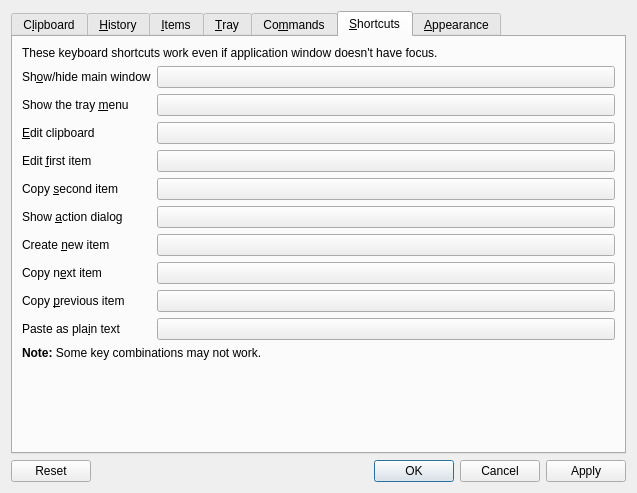
Qt form src/ui/configurationmanager.ui (hluk/CopyQ) before a commit.
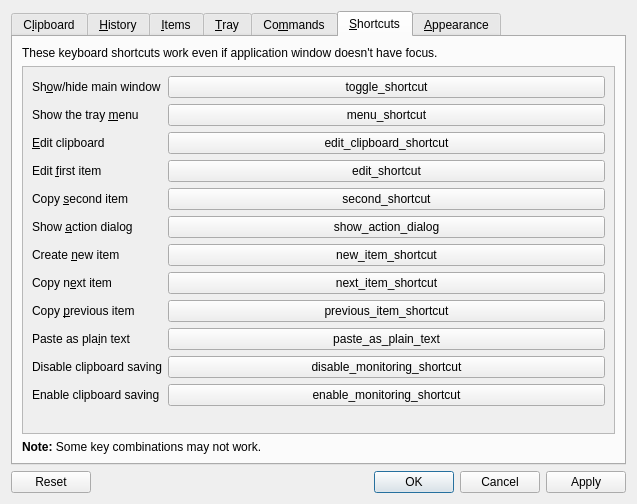
The same form after that commit. The open tabs and pages were chosen to show the change. Icons and pictures are not drawn. Custom widgets are drawn as their Qt base class.

Commit message: Option to temporarily disable clipboard saving

```diff
--- a/src/ui/configurationmanager.ui
+++ b/src/ui/configurationmanager.ui
@@ -7,7 +7,7 @@
     <x>0</x>
     <y>0</y>
     <width>637</width>
-    <height>493</height>
+    <height>504</height>
    </rect>
   </property>
   <property name="minimumSize">
@@ -751,13 +751,6 @@
          <string>&amp;Shortcuts</string>
         </attribute>
         <layout class="QGridLayout" name="gridLayout_9">
-         <item row="2" column="0">
-          <widget class="QLabel" name="label_21">
-           <property name="text">
-            <string>&lt;html&gt;&lt;head/&gt;&lt;body&gt;&lt;b&gt;Note:&lt;/b&gt; Some key combinations may not work.&lt;/body&gt;&lt;/html&gt;</string>
-           </property>
-          </widget>
-         </item>
          <item row="0" column="0">
           <widget class="QLabel" name="label_18">
            <property name="text">
@@ -768,8 +761,28 @@
            </property>
           </widget>
          </item>
+         <item row="3" column="0">
+          <widget class="QLabel" name="label_21">
+           <property name="text">
+            <string>&lt;html&gt;&lt;head/&gt;&lt;body&gt;&lt;b&gt;Note:&lt;/b&gt; Some key combinations may not work.&lt;/body&gt;&lt;/html&gt;</string>
+           </property>
+          </widget>
+         </item>
          <item row="1" column="0">
-          <layout class="QFormLayout" name="formLayout">
+          <widget class="QScrollArea" name="scrollAreaShortcuts">
+           <property name="widgetResizable">
+            <bool>true</bool>
+           </property>
+           <widget class="QWidget" name="scrollAreaWidgetContents_3">
+            <property name="geometry">
+             <rect>
+              <x>0</x>
+              <y>0</y>
+              <width>593</width>
+              <height>370</height>
+             </rect>
+            </property>
+            <layout class="QFormLayout" name="formLayout_4">
            <property name="fieldGrowthPolicy">
             <enum>QFormLayout::AllNonFixedFieldsGrow</enum>
            </property>
@@ -788,6 +801,9 @@
              <property name="toolTip">
               <string>Shortcut to show or hide main window</string>
              </property>
+               <property name="text">
+                <string>toggle_shortcut</string>
+               </property>
             </widget>
            </item>
            <item row="1" column="0">
@@ -805,45 +821,8 @@
              <property name="toolTip">
               <string>Shortcut to show tray menu</string>
              </property>
-            </widget>
-           </item>
-           <item row="3" column="0">
-            <widget class="QLabel" name="label_16">
              <property name="text">
-              <string>Edit &amp;first item</string>
-             </property>
-             <property name="buddy">
-              <cstring>pushButton_4</cstring>
-             </property>
-            </widget>
-           </item>
-           <item row="4" column="0">
-            <widget class="QLabel" name="label_17">
-             <property name="text">
-              <string>Copy &amp;second item</string>
-             </property>
-             <property name="buddy">
-              <cstring>pushButton_5</cstring>
-             </property>
-            </widget>
-           </item>
-           <item row="5" column="0">
-            <widget class="QLabel" name="label_20">
-             <property name="text">
-              <string>Show &amp;action dialog</string>
-             </property>
-             <property name="buddy">
-              <cstring>pushButton_6</cstring>
-             </property>
-            </widget>
-           </item>
-           <item row="6" column="0">
-            <widget class="QLabel" name="label_22">
-             <property name="text">
-              <string>Create &amp;new item</string>
-             </property>
-             <property name="buddy">
-              <cstring>pushButton_7</cstring>
+                <string>menu_shortcut</string>
              </property>
             </widget>
            </item>
@@ -862,6 +841,19 @@
              <property name="toolTip">
               <string>Shortcut to edit clipboard content</string>
              </property>
+               <property name="text">
+                <string>edit_clipboard_shortcut</string>
+               </property>
+              </widget>
+             </item>
+             <item row="3" column="0">
+              <widget class="QLabel" name="label_16">
+               <property name="text">
+                <string>Edit &amp;first item</string>
+               </property>
+               <property name="buddy">
+                <cstring>pushButton_4</cstring>
+               </property>
             </widget>
            </item>
            <item row="3" column="1">
@@ -869,6 +861,19 @@
              <property name="toolTip">
               <string>Shortcut to edit first item</string>
              </property>
+               <property name="text">
+                <string>edit_shortcut</string>
+               </property>
+              </widget>
+             </item>
+             <item row="4" column="0">
+              <widget class="QLabel" name="label_17">
+               <property name="text">
+                <string>Copy &amp;second item</string>
+               </property>
+               <property name="buddy">
+                <cstring>pushButton_5</cstring>
+               </property>
             </widget>
            </item>
            <item row="4" column="1">
@@ -876,6 +881,19 @@
              <property name="toolTip">
               <string>Shortcut to put the second item to clipboard</string>
              </property>
+               <property name="text">
+                <string>second_shortcut</string>
+               </property>
+              </widget>
+             </item>
+             <item row="5" column="0">
+              <widget class="QLabel" name="label_20">
+               <property name="text">
+                <string>Show &amp;action dialog</string>
+               </property>
+               <property name="buddy">
+                <cstring>pushButton_6</cstring>
+               </property>
             </widget>
            </item>
            <item row="5" column="1">
@@ -884,7 +902,17 @@
               <string>Shortcut to show action dialog</string>
              </property>
              <property name="text">
-              <string/>
+                <string>show_action_dialog</string>
+               </property>
+              </widget>
+             </item>
+             <item row="6" column="0">
+              <widget class="QLabel" name="label_22">
+               <property name="text">
+                <string>Create &amp;new item</string>
+               </property>
+               <property name="buddy">
+                <cstring>pushButton_7</cstring>
              </property>
             </widget>
            </item>
@@ -894,7 +922,7 @@
               <string>Shortcut to create new item</string>
              </property>
              <property name="text">
-              <string/>
+                <string>new_item_shortcut</string>
              </property>
             </widget>
            </item>
@@ -914,7 +942,7 @@
               <string>Copy next item from current tab to clipboard</string>
              </property>
              <property name="text">
-              <string/>
+                <string>next_item_shortcut</string>
              </property>
             </widget>
            </item>
@@ -934,7 +962,7 @@
               <string>Copy previous item from current tab to clipboard</string>
              </property>
              <property name="text">
-              <string/>
+                <string>previous_item_shortcut</string>
              </property>
             </widget>
            </item>
@@ -954,24 +982,47 @@
               <string>Paste current clipboard content as plain text (i.e. remove formating).</string>
              </property>
              <property name="text">
-              <string/>
+                <string>paste_as_plain_text</string>
+               </property>
+              </widget>
+             </item>
+             <item row="10" column="0">
+              <widget class="QLabel" name="label_27">
+               <property name="text">
+                <string>Disable clipboard saving</string>
+               </property>
+               <property name="buddy">
+                <cstring>pushButton_11</cstring>
+               </property>
+              </widget>
+             </item>
+             <item row="10" column="1">
+              <widget class="QPushButton" name="pushButton_11">
+               <property name="text">
+                <string>disable_monitoring_shortcut</string>
+               </property>
+              </widget>
+             </item>
+             <item row="11" column="0">
+              <widget class="QLabel" name="label_28">
+               <property name="text">
+                <string>Enable clipboard saving</string>
+               </property>
+               <property name="buddy">
+                <cstring>pushButton_12</cstring>
+               </property>
+              </widget>
+             </item>
+             <item row="11" column="1">
+              <widget class="QPushButton" name="pushButton_12">
+               <property name="text">
+                <string>enable_monitoring_shortcut</string>
              </property>
             </widget>
            </item>
           </layout>
-         </item>
-         <item row="3" column="0">
-          <spacer name="verticalSpacer_4">
-           <property name="orientation">
-            <enum>Qt::Vertical</enum>
-           </property>
-           <property name="sizeHint" stdset="0">
-            <size>
-             <width>20</width>
-             <height>40</height>
-            </size>
-           </property>
-          </spacer>
+           </widget>
+          </widget>
          </item>
         </layout>
        </widget>
```
Left out of the diff: 10 changed lines with no effect on the pictures. Lines whose indentation alone changed are shown as unchanged. The commit also changes 13 other files.
